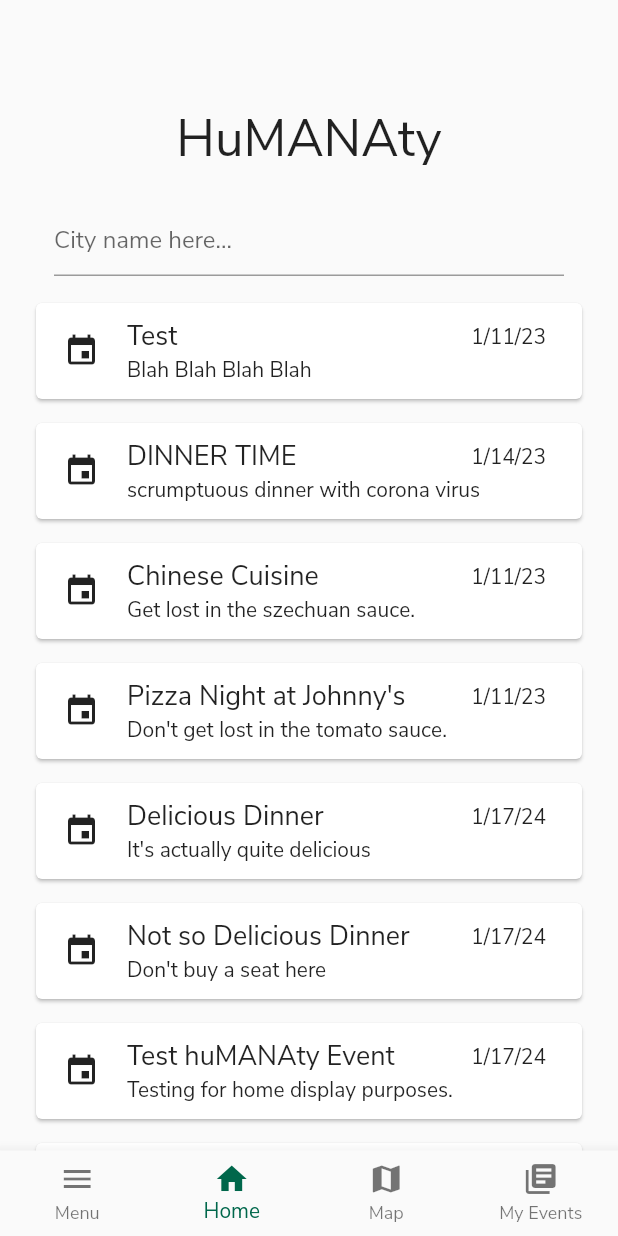
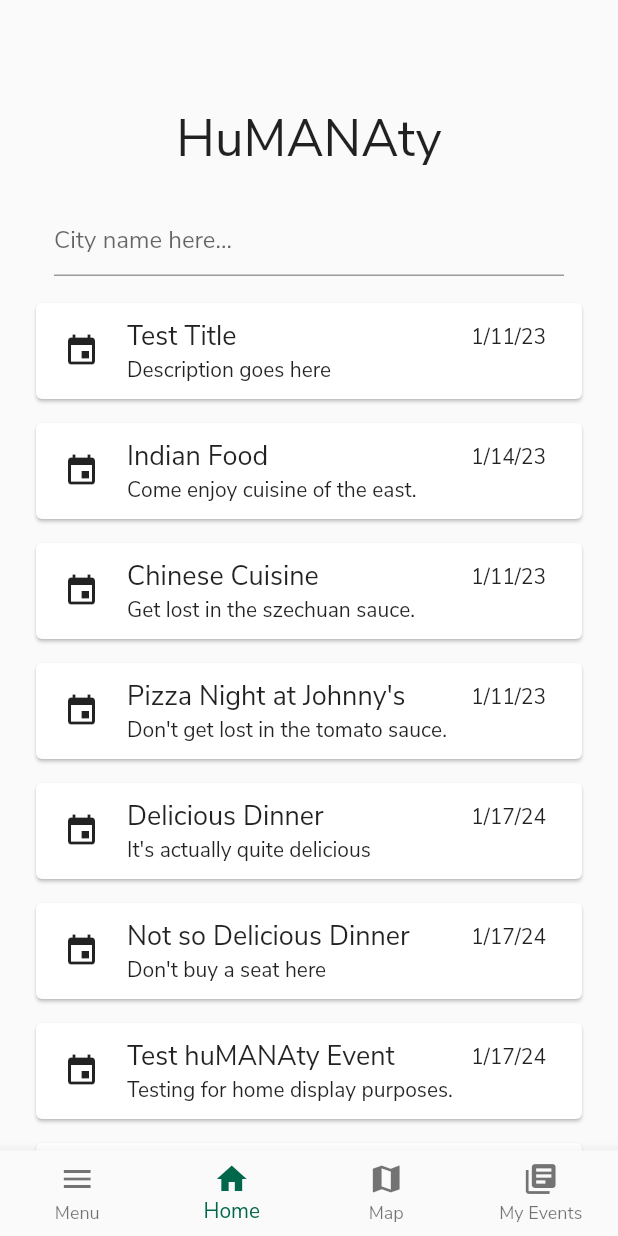
Before and after one commit to baileysp/humanaty, a Flutter app: the screen it shows once a user with an empty profile is signed in, on a phone screen of 412 x 824 dp. Run offline on Flutter 3.47's test engine with Material 2 defaults, Android fonts, the phone set to English and light mode, and no system bars; our stand-ins replace cloud_firestore, firebase_auth, firebase_storage, flutter_datetime_picker, flutter_spinkit, google_maps_flutter and 3 more; missing offline and left inert: enum_to_string, loader_search_bar, simple_image_crop; accounts and stored records are empty.

Commit message:
Missed two events that said something about coronavirus

```diff
--- a/lib/routes/home/home.dart
+++ b/lib/routes/home/home.dart
@@ -17,13 +17,13 @@ import 'package:provider/provider.dart';
 
 List<HumanatyEvent> testEvents = [
   HumanatyEvent(
-      eventName: "Test",
+      eventName: "Test Title",
       eventDate: "1/11/23",
-      eventDescription: "Blah Blah Blah Blah "),
+      eventDescription: "Description goes here"),
   HumanatyEvent(
-    eventName: "DINNER TIME",
+    eventName: "Indian Food",
     eventDate: "1/14/23",
-    eventDescription: "scrumptuous dinner with corona virus",
+    eventDescription: "Come enjoy cuisine of the east.",
   ),
   HumanatyEvent(
       eventName: "Chinese Cuisine",
```
